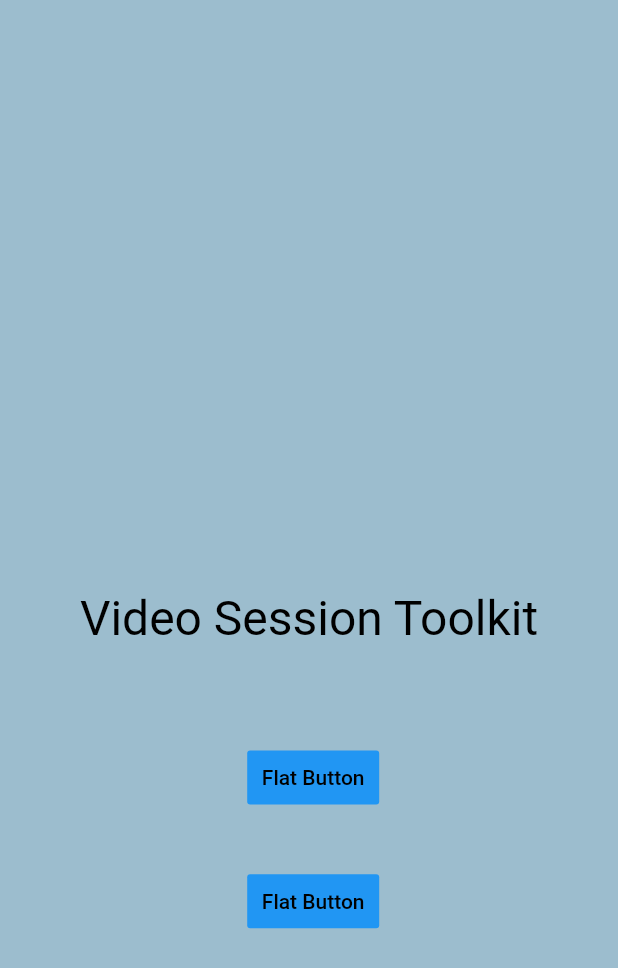
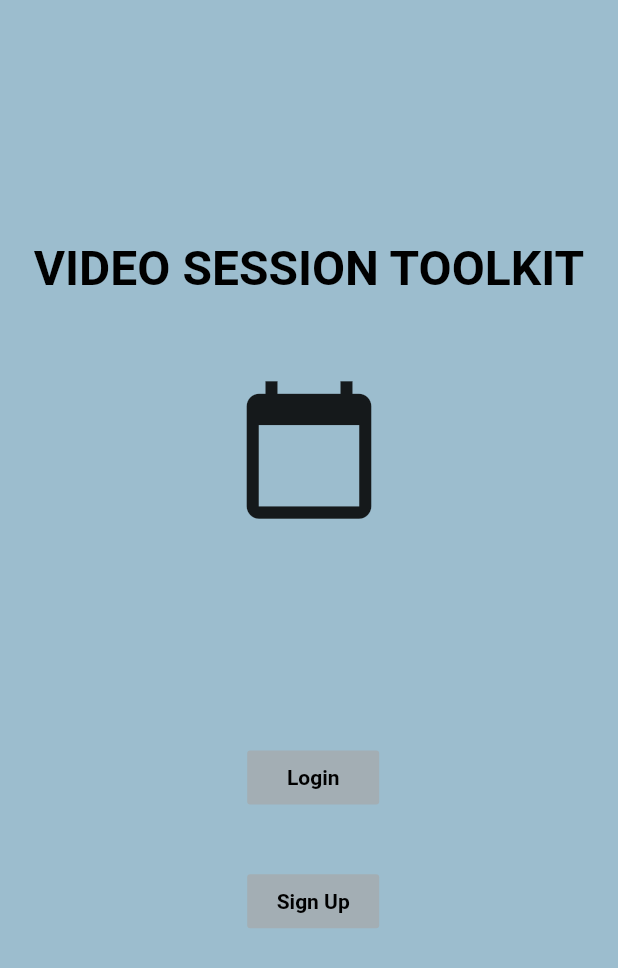
Before and after one commit to FEUP-ESOF-2020-21/open-cx-t1g5-esoflers, a Flutter app: the screen it shows after launch, on a phone screen of 412 x 824 dp. Shown: the top 968 px of the screen. Run offline on Flutter 3.47's test engine with Material 2 defaults, Android fonts, the phone set to English and light mode, and no system bars; our stand-ins replace flutter_local_notifications, flutter_markdown; Roboto replaces fonts that are missing (RobotoMono).

Commit message:
Main page, Login page and Sign up page design done.

```diff
--- a/open-cx-master/open-cx-master/open_cx/lib/Screens/Program/ProgramPage.dart
+++ b/open-cx-master/open-cx-master/open_cx/lib/Screens/Program/ProgramPage.dart
@@ -79,11 +79,11 @@ class ProgramPageState extends State<ProgramPage> {
                   title: Text('Favorite talks'),
                   onTap: () { Navigator.pop(context); changePage(UserTalksPage(talkList), "Favorite talks"); }
                 ),
-                ListTile(
+                /*ListTile(
                     leading: Icon(Icons.alarm_add),
                     title: Text('Create talks'),
                     onTap: () { Navigator.pop(context); changePage(addTalkPage(talkList), "Create talks"); }
-                ),
+                ),*/
               ]
           )
       ),
--- a/open-cx-master/open-cx-master/open_cx/lib/main.dart
+++ b/open-cx-master/open-cx-master/open_cx/lib/main.dart
@@ -3,6 +3,7 @@ import 'AgendApp.dart';
 import 'package:flutter/services.dart';
 
 import 'Screens/Login/login.dart';
+import 'Screens/Login/signUp.dart';
 
 void main() {
   SystemChrome.setSystemUIOverlayStyle(SystemUiOverlayStyle(
@@ -23,7 +24,7 @@ class MyApp extends StatelessWidget {
       routes: {
         "/": (context) => HomePage(),
         "/login": (context) => LoginPage(),
-        "/signup": (context) => SignUpPage(),
+        "/signUp": (context) => SignUpPage(),
         "/agendAppMain": (context) => AgendAppMain()
       },
     );
@@ -40,8 +41,28 @@ class HomePage extends StatelessWidget {
           child: Stack(
             children: <Widget>[
               Center(
-                  child: Text("Video Session Toolkit",
-                      style: TextStyle(fontSize: 32, color: Colors.black))),
+                  child: Column(
+                    crossAxisAlignment: CrossAxisAlignment.center,
+                    children: <Widget>[
+                      Text(
+                        "VIDEO SESSION TOOLKIT",
+                        style: TextStyle(
+                            fontSize: 32,
+                            color: Colors.black,
+                            height: 7.5,
+                            fontWeight: FontWeight.bold
+                        ),
+                      ),
+                      SizedBox(
+                        height: 10.0,
+                      ),
+                      Icon(
+                          Icons.calendar_today,
+                          size: 100,
+                      ),
+                    ],
+                  ),
+              ),
               MyButton(x: 40, y: 60, title: "Login", onPressed: () => Navigator.of(context).pushNamed("/login")),
               MyButton(x: 40, y: 70, title: "Sign Up", onPressed: () => Navigator.of(context).pushNamed("/signUp")),
               //MyButton(x: 70, y: 60, title: "AgendAppskkit", onPressed: () => Navigator.of(context).pushNamed("/agendAppMain"))
@@ -67,30 +88,18 @@ class MyButton extends StatelessWidget {
       left: (x / 100) * MediaQuery.of(context).size.width,
       top: (y / 100) * MediaQuery.of(context).size.height,
       child: FlatButton(
-        color: Colors.blue,
-        textColor: Colors.white,
-        disabledColor: Colors.grey,
-        disabledTextColor: Colors.black,
-        padding: EdgeInsets.all(8.0),
-        splashColor: Colors.blueAccent,
         onPressed: onPressed,
+        color: Color(0xA6A6A6A6),
         child: Text(
-          "Flat Button",
-          style: TextStyle(color: Colors.black),
+          title,
+          style: TextStyle(
+              color: Colors.black,
+              fontFamily: 'RobotoMono',
+              fontWeight: FontWeight.bold
+          ),
         ),
-        heroTag: title,
       ),
     );
-      /*child: FloatingActionButton(
-        onPressed: onPressed,
-        backgroundColor: Colors.white,
-        child: Text(
-          title,
-          style: TextStyle(color: Colors.black),
-        ),
-        heroTag: title,
-      ),
-    );*/
   }
 }
 
```
Also changed, not shown: open-cx-master/open-cx-master/open_cx/lib/Screens/Login/login.dart (+39 -25 lines), open-cx-master/open-cx-master/open_cx/lib/Screens/Login/signUp.dart (+37 -20 lines), 1 other file.
